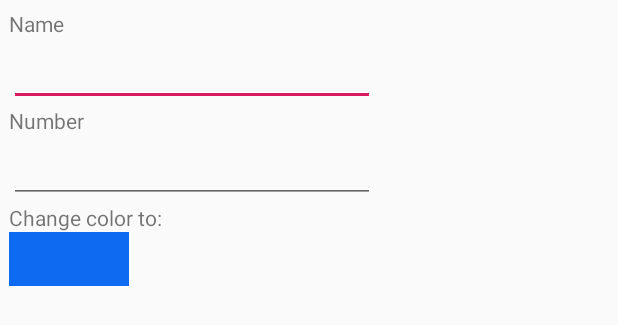
After one commit to LearnAndroidUL/DesignYourJersey, an Android app: the layout dialog_editjersey.xml on its own in the app's theme, with its tools: preview values and no code run, on a phone screen of 412 x 824 dp. The commit adds this screen. Shown: the top 325 px of the screen. Run offline under Robolectric (Android 15) with nearby library versions, the phone set to English and light mode, and no system bars.

Commit message:
built edit dialog layout

```diff
--- /dev/null
+++ b/app/src/main/res/layout/dialog_editjersey.xml
@@ -0,0 +1,37 @@
+<?xml version="1.0" encoding="utf-8"?>
+<LinearLayout xmlns:android="http://schemas.android.com/apk/res/android"
+    android:padding="6dp"
+    android:layout_width="256dp"
+    android:layout_height="wrap_content"
+    android:paddingHorizontal="@dimen/activity_horizontal_margin"
+    android:paddingVertical="@dimen/activity_vertical_margin"
+    android:orientation="vertical">
+    <TextView
+        android:layout_width="match_parent"
+        android:layout_height="wrap_content"
+        android:text="@string/jersey_name_dialog" />
+    <EditText
+        android:id="@+id/jersey_name_dialog"
+        android:layout_width="match_parent"
+        android:layout_height="wrap_content"
+        android:inputType="textCapSentences" />
+    <TextView
+        android:layout_width="match_parent"
+        android:layout_height="wrap_content"
+        android:text="@string/jersey_number_dialog" />
+    <EditText
+        android:id="@+id/jersey_number_dialog"
+        android:layout_width="match_parent"
+        android:layout_height="wrap_content"
+        android:inputType="number" />
+    <TextView
+        android:layout_width="match_parent"
+        android:layout_height="wrap_content"
+        android:text="@string/jersey_image_dialog" />
+    <ImageButton
+        android:id="@+id/jersey_image_dialog"
+        android:layout_width="80dp"
+        android:layout_height="36dp"
+        android:src="@drawable/jersey_blue"
+        />
+</LinearLayout>
--- a/app/src/main/res/values/strings.xml
+++ b/app/src/main/res/values/strings.xml
@@ -5,4 +5,7 @@
     <string name="action_edit">Edit</string>
     <string name="jersey_name_default">Android</string>
     <string name="jersey_number_default">17</string>
+    <string name="jersey_name_dialog">Name</string>
+    <string name="jersey_number_dialog">Number</string>
+    <string name="jersey_image_dialog">Change color to:</string>
 </resources>
```
